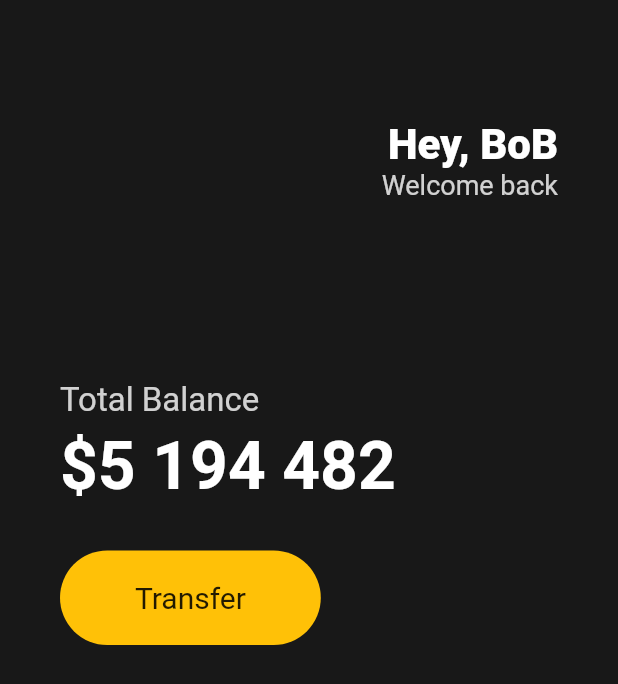
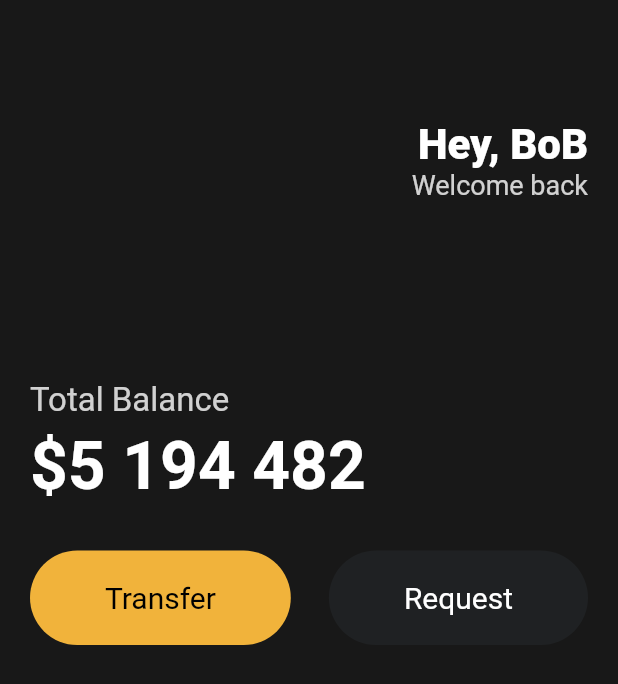
Before and after one commit to nicednjsdud/FlutterStudy, a Flutter app: the screen it shows after launch, on a phone screen of 412 x 824 dp. Shown: the top 684 px of the screen. Run offline on Flutter 3.47's test engine with Material 2 defaults, Android fonts, the phone set to English and light mode, and no system bars.

Commit message:
Create button.dart

```diff
--- a/toonflix/lib/main.dart
+++ b/toonflix/lib/main.dart
@@ -1,4 +1,5 @@
 import 'package:flutter/material.dart';
+import 'package:toonflix/widgets/button.dart';
 
 const taxAmount = 15;
 const priceAmount = 30;
@@ -17,7 +18,7 @@ class App extends StatelessWidget {
           backgroundColor: const Color(0xFF181818),
           body: Padding(
             padding: const EdgeInsets.symmetric(
-              horizontal: 40,
+              horizontal: 20,
             ),
             child: Column(
               crossAxisAlignment: CrossAxisAlignment.start,
@@ -70,24 +71,17 @@ class App extends StatelessWidget {
                   height: 30,
                 ),
                 Row(
-                  children: [
-                    Container(
-                      decoration: BoxDecoration(
-                        color: Colors.amber,
-                        borderRadius: BorderRadius.circular(45),
-                      ),
-                      child: const Padding(
-                        padding: EdgeInsets.symmetric(
-                          vertical: 20,
-                          horizontal: 50,
-                        ),
-                        child: Text(
-                          'Transfer',
-                          style: TextStyle(
-                            fontSize: 20,
-                          ),
-                        ),
-                      ),
+                  mainAxisAlignment: MainAxisAlignment.spaceBetween,
+                  children: const [
+                    Button(
+                      text: 'Transfer',
+                      bgColor: Color(0xFFF1B33B),
+                      textColor: Colors.black,
+                    ),
+                    Button(
+                      text: 'Request',
+                      bgColor: Color(0xFF1F2123),
+                      textColor: Colors.white,
                     ),
                   ],
                 )
--- /dev/null
+++ b/toonflix/lib/widgets/button.dart
@@ -0,0 +1,37 @@
+import 'package:flutter/material.dart';
+
+class Button extends StatelessWidget {
+  final String text;
+  final Color bgColor;
+  final Color textColor;
+
+  const Button({
+    super.key,
+    required this.text,
+    required this.bgColor,
+    required this.textColor,
+  });
+
+  @override
+  Widget build(BuildContext context) {
+    return Container(
+      decoration: BoxDecoration(
+        color: bgColor,
+        borderRadius: BorderRadius.circular(45),
+      ),
+      child: Padding(
+        padding: const EdgeInsets.symmetric(
+          vertical: 20,
+          horizontal: 50,
+        ),
+        child: Text(
+          text,
+          style: TextStyle(
+            color: textColor,
+            fontSize: 20,
+          ),
+        ),
+      ),
+    );
+  }
+}
```
